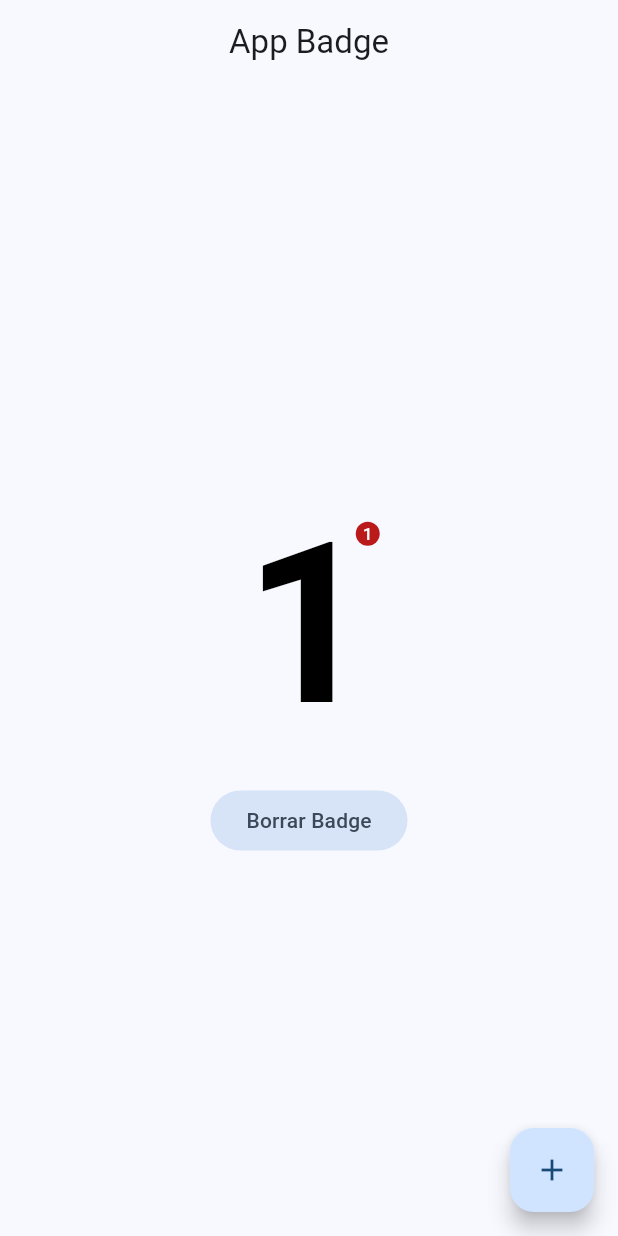
After one commit to LuisPulenta/miscelaneos, a Flutter app: the BadgeScreen screen opened by its route, after a tap on the "add" icon, on a phone screen of 412 x 824 dp. The commit adds this screen. Run offline on Flutter 3.47's test engine with Material 2 defaults, Android fonts, the phone set to English and light mode, and no system bars; our stand-ins replace dio, flutter_compass, flutter_riverpod, geolocator, go_router, google_fonts and 5 more; missing offline and left inert: flutter_app_badger, quick_actions.

Commit message:
Video 133

```diff
--- a/lib/config/config.dart
+++ b/lib/config/config.dart
@@ -2,3 +2,5 @@ export 'theme/app_theme.dart';
 export 'router/app_router.dart';
 export 'plugins/share_plugin.dart';
 export 'plugins/local_auth_plugin.dart';
+export 'plugins/quick_actions_plugin.dart';
+export 'plugins/app_badge_plugin.dart';
--- /dev/null
+++ b/lib/config/plugins/app_badge_plugin.dart
@@ -0,0 +1,23 @@
+import 'package:flutter_app_badger/flutter_app_badger.dart';
+
+class AppBadgePlugin {
+  static Future<bool> get isBadgeSupported {
+    return FlutterAppBadger.isAppBadgeSupported();
+  }
+
+  static updateBadgeCount(int count) async {
+    if (!await isBadgeSupported) {
+      print('Badge no soportado');
+    }
+    FlutterAppBadger.updateBadgeCount(count);
+    if (count == 0) removeBadge();
+  }
+
+  static void removeBadge() async {
+    if (!await isBadgeSupported) {
+      print('Badge no soportado');
+    }
+
+    FlutterAppBadger.removeBadge();
+  }
+}
--- a/lib/config/router/app_router.dart
+++ b/lib/config/router/app_router.dart
@@ -57,4 +57,8 @@ final appRouter = GoRouter(initialLocation: '/', routes: [
     path: '/controlled-map',
     builder: (context, state) => const ControlledMapScreen(),
   ),
+  GoRoute(
+    path: '/badge',
+    builder: (context, state) => const BadgeScreen(),
+  ),
 ]);
--- a/lib/main.dart
+++ b/lib/main.dart
@@ -6,6 +6,7 @@ import 'package:miscelaneos/presentation/providers/providers.dart';
 
 void main() {
   WidgetsFlutterBinding.ensureInitialized();
+  QuickActionsPlugin.registerActions();
   SystemChrome.setPreferredOrientations([DeviceOrientation.portraitUp]);
   runApp(const ProviderScope(child: MyApp()));
 }
@@ -52,6 +53,6 @@ class MyAppState extends ConsumerState<MyApp> with WidgetsBindingObserver {
   }
 }
 
-(String, int) getStrinAndInteger(){
-  return ('Hola Mundo',10);
+(String, int) getStrinAndInteger() {
+  return ('Hola Mundo', 10);
 }
--- /dev/null
+++ b/lib/presentation/providers/badge/badge_counter_provider.dart
@@ -0,0 +1,5 @@
+import 'package:flutter_riverpod/flutter_riverpod.dart';
+
+final badgeCounterProvider = StateProvider<int>((ref) {
+  return 0;
+});
--- a/lib/presentation/providers/providers.dart
+++ b/lib/presentation/providers/providers.dart
@@ -10,3 +10,4 @@ export 'local_auth/local_auth_providers.dart';
 export 'location/user_location_provider.dart';
 export 'location/watch_location_provider.dart';
 export 'location/map_controller_provider.dart';
+export 'badge/badge_counter_provider.dart';
--- /dev/null
+++ b/lib/presentation/screens/badge/badge_screen.dart
@@ -0,0 +1,49 @@
+import 'package:flutter/material.dart';
+import 'package:flutter_riverpod/flutter_riverpod.dart';
+import 'package:miscelaneos/config/config.dart';
+import 'package:miscelaneos/presentation/providers/providers.dart';
+
+class BadgeScreen extends ConsumerWidget {
+  const BadgeScreen({Key? key}) : super(key: key);
+
+  @override
+  Widget build(BuildContext context, WidgetRef ref) {
+    final badgeCounter = ref.watch(badgeCounterProvider);
+
+    return Scaffold(
+      appBar: AppBar(
+        title: const Text('App Badge'),
+        centerTitle: true,
+      ),
+      body: Center(
+        child: Column(
+          mainAxisAlignment: MainAxisAlignment.center,
+          children: [
+            Badge(
+              alignment: Alignment.lerp(
+                  Alignment.topRight, Alignment.bottomRight, 0.2),
+              label: Text('$badgeCounter'),
+              child: Text('$badgeCounter',
+                  style: const TextStyle(
+                      color: Colors.black,
+                      fontSize: 150,
+                      fontWeight: FontWeight.bold)),
+            ),
+            FilledButton.tonal(
+                onPressed: () {
+                  ref.invalidate(badgeCounterProvider);
+                },
+                child: const Text('Borrar Badge')),
+          ],
+        ),
+      ),
+      floatingActionButton: FloatingActionButton(
+        onPressed: () {
+          ref.read(badgeCounterProvider.notifier).update((state) => state + 1);
+          AppBadgePlugin.updateBadgeCount(badgeCounter + 1);
+        },
+        child: const Icon(Icons.add),
+      ),
+    );
+  }
+}
--- a/lib/presentation/screens/screens.dart
+++ b/lib/presentation/screens/screens.dart
@@ -12,3 +12,4 @@ export 'biometrics/biometric_screen.dart';
 export 'location/controlled_map_screen.dart';
 export 'location/location_screen.dart';
 export 'location/map_screen.dart';
+export 'badge/badge_screen.dart';
--- a/lib/presentation/widgets/shared/main_menu.dart
+++ b/lib/presentation/widgets/shared/main_menu.dart
@@ -124,6 +124,11 @@ final List<MenuItem> menuItems = [
       icon: Icons.gamepad_outlined,
       route: '/controlled-map',
       colors: [Colors.orange, Colors.orangeAccent]),
+  MenuItem(
+      title: 'Badge',
+      icon: Icons.notification_important,
+      route: '/badge',
+      colors: [Colors.green, Colors.lightGreen]),
 ];
 
 //----------------------------------------------------------------
--- a/pubspec.yaml
+++ b/pubspec.yaml
@@ -46,7 +46,8 @@ dependencies:
   local_auth: ^2.1.6
   geolocator: ^9.0.2
   google_maps_flutter: ^2.2.6
-
+  quick_actions: ^1.0.5
+  flutter_app_badger: ^1.5.0
 
 
 
```
Also changed, not shown: lib/config/plugins/quick_actions_plugin.dart (added, +36 -0 lines), assets/Action-Icons/charmander.png (added), assets/Action-Icons/compass.png (added), assets/Action-Icons/finger.png (added), assets/Action-Icons/pokemons.png (added), pubspec.lock, 4 other files.
